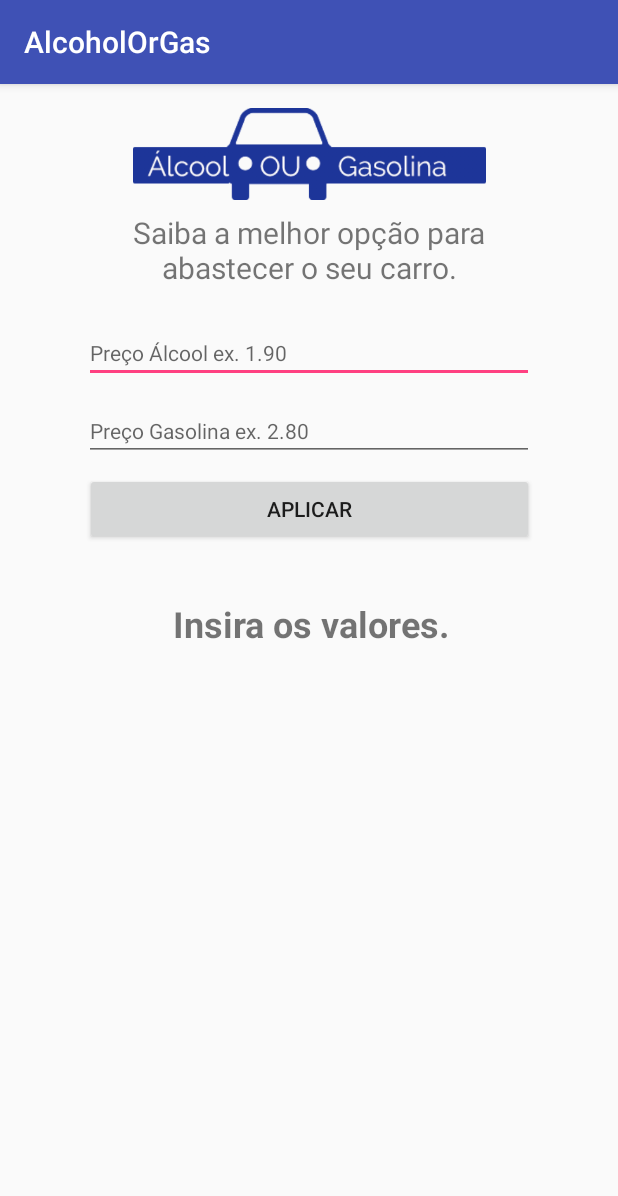
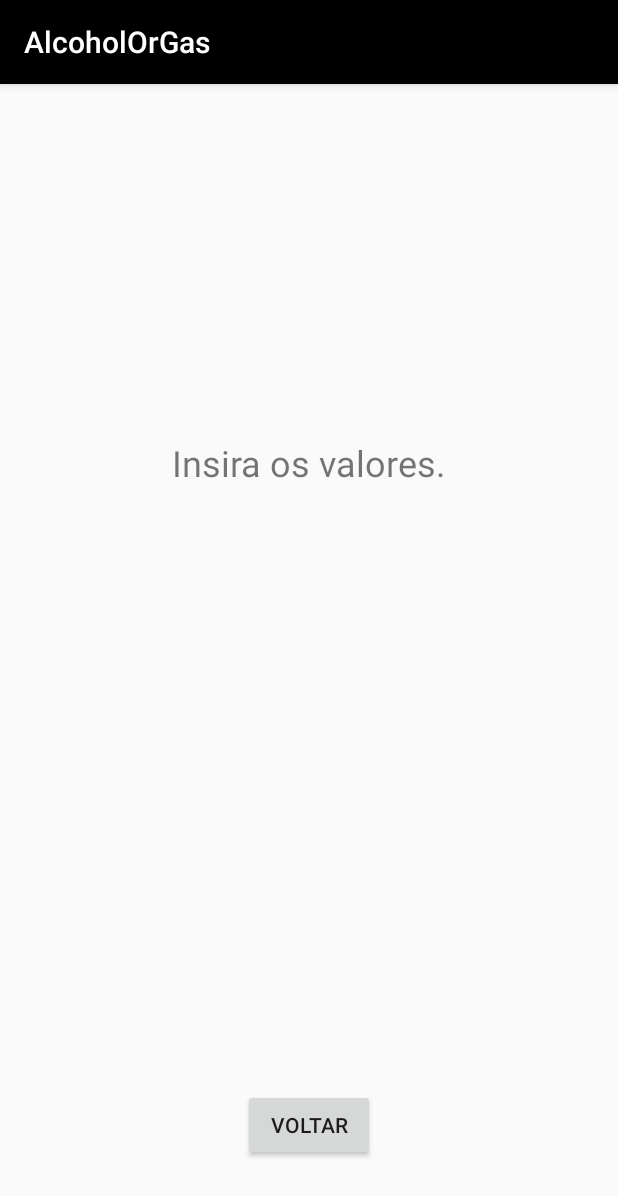
Before and after one commit to cl4pper/android-apps, an Android app: the screen it shows after launch (MainActivity before the commit, ReturnActivity after it), after a tap on "APLICAR", on a phone screen of 412 x 824 dp. Shown: the top 1196 px of the screen. Run offline under Robolectric (Android 15) with nearby library versions, the phone set to English and light mode, and no system bars.

Commit message:
Add AlcoholOrGas result Activity.

```diff
--- a/AlcoholOrGas/app/build.gradle
+++ b/AlcoholOrGas/app/build.gradle
@@ -24,7 +24,7 @@ android {
 
 dependencies {
     implementation fileTree(dir: 'libs', include: ['*.jar'])
-    implementation"org.jetbrains.kotlin:kotlin-stdlib-jre7:$kotlin_version"
+    implementation "org.jetbrains.kotlin:kotlin-stdlib-jre7:$kotlin_version"
     implementation 'com.android.support:appcompat-v7:26.1.0'
     implementation 'com.android.support.constraint:constraint-layout:1.0.2'
     testImplementation 'junit:junit:4.12'
--- a/AlcoholOrGas/app/src/main/AndroidManifest.xml
+++ b/AlcoholOrGas/app/src/main/AndroidManifest.xml
@@ -9,14 +9,16 @@
         android:roundIcon="@mipmap/ic_launcher_round"
         android:supportsRtl="true"
         android:theme="@style/AppTheme">
-        <activity android:name=".MainActivity"
-            android:screenOrientation="portrait" >
+        <activity
+            android:name=".MainActivity"
+            android:screenOrientation="portrait">
             <intent-filter>
                 <action android:name="android.intent.action.MAIN" />
 
                 <category android:name="android.intent.category.LAUNCHER" />
             </intent-filter>
         </activity>
+        <activity android:name=".ReturnActivity"></activity>
     </application>
 
 </manifest>
--- a/AlcoholOrGas/app/src/main/java/io/clapper/alcoholorgas/MainActivity.kt
+++ b/AlcoholOrGas/app/src/main/java/io/clapper/alcoholorgas/MainActivity.kt
@@ -1,5 +1,6 @@
 package io.clapper.alcoholorgas
 
+import android.content.Intent
 import android.support.v7.app.AppCompatActivity
 import android.os.Bundle
 import android.util.Log
@@ -15,32 +16,43 @@ class MainActivity : AppCompatActivity() {
     }
 
     fun buttonResult( view: View ) {
+        //
+        val returnIntent = Intent( this, ReturnActivity::class.java )
         // getter do preco do alcool da view
         // val priceAlcohol = findViewById<View>(R.id.edit_alcohol_price) as EditText OU (usando o plugin)
         val priceAlcohol = edit_alcohol_price
         val textoRecuperadoAlc = priceAlcohol.text.toString()
-
+        //
         val priceGas = edit_gas_price
         val textoRecuperadoGas = priceGas.text.toString()
+        //
+        var resultado: String? = null
 
         //Log.i( "RESULTADO", "texto recuperado do Alcool: $textoRecuperadoAlc" )
 
         val validacao = validateInput( textoRecuperadoGas, textoRecuperadoAlc )
         if ( validacao ) {
-            calcular(textoRecuperadoGas, textoRecuperadoAlc)
+            resultado = calcular(textoRecuperadoGas, textoRecuperadoAlc)
         } else {
-            text_result.setText("Insira os valores.")
+            //text_result.setText("Insira os valores.")
+            resultado = "Insira os valores."
         }
+
+        returnIntent.putExtra( ReturnActivity.TEXT_RETURN, resultado )
+
+        startActivity( returnIntent )
     }
 
-    fun calcular(priceGas: String, priceAlc: String) {
+    fun calcular(priceGas: String, priceAlc: String) : String {
         val valorGas = priceGas.toDouble()
         val valorAlc = priceAlc.toDouble()
 
         if (valorAlc / valorGas >= 0.7) {
-            text_result.setText("Comprar Álcool.")
+            //text_result.setText("Comprar Álcool.")
+            return "Comprar Álcool"
         } else {
-            text_result.setText("Comprar Gasolina.")
+            //text_result.setText("Comprar Gasolina.")
+            return "Comprar Gasolina"
         }
     }
 
--- /dev/null
+++ b/AlcoholOrGas/app/src/main/java/io/clapper/alcoholorgas/ReturnActivity.kt
@@ -0,0 +1,32 @@
+package io.clapper.alcoholorgas
+
+import android.content.Intent
+import android.support.v7.app.AppCompatActivity
+import android.os.Bundle
+import android.view.View
+import kotlinx.android.synthetic.main.activity_return.*
+
+class ReturnActivity : AppCompatActivity() {
+
+    override fun onCreate(savedInstanceState: Bundle?) {
+        super.onCreate(savedInstanceState)
+        setContentView(R.layout.activity_return)
+        //
+        showResult()
+    }
+
+    companion object {
+        const val TEXT_RETURN = "..."
+    }
+
+    fun backToMain( view: View ) {
+        //
+        val mainIntent = Intent( this, MainActivity::class.java )
+        startActivity( mainIntent )
+    }
+
+    fun showResult() {
+        var txt = intent.getStringExtra( TEXT_RETURN )
+        text_return.text = txt
+    }
+}
--- a/AlcoholOrGas/app/src/main/res/layout/activity_main.xml
+++ b/AlcoholOrGas/app/src/main/res/layout/activity_main.xml
@@ -82,7 +82,7 @@
         android:layout_marginEnd="8dp"
         android:layout_marginStart="8dp"
         android:layout_marginTop="36dp"
-        android:text="Nenhuma opção escolhida."
+        android:text="Preencha ambos os campos"
         android:textSize="24sp"
         android:textStyle="bold"
         app:layout_constraintEnd_toEndOf="parent"
--- /dev/null
+++ b/AlcoholOrGas/app/src/main/res/layout/activity_return.xml
@@ -0,0 +1,35 @@
+<?xml version="1.0" encoding="utf-8"?>
+<android.support.constraint.ConstraintLayout xmlns:android="http://schemas.android.com/apk/res/android"
+    xmlns:app="http://schemas.android.com/apk/res-auto"
+    xmlns:tools="http://schemas.android.com/tools"
+    android:layout_width="match_parent"
+    android:layout_height="match_parent"
+    tools:context="io.clapper.alcoholorgas.ReturnActivity">
+
+    <Button
+        android:id="@+id/button2"
+        android:layout_width="wrap_content"
+        android:layout_height="wrap_content"
+        android:layout_marginBottom="50dp"
+        android:layout_marginEnd="8dp"
+        android:layout_marginStart="8dp"
+        android:onClick="backToMain"
+        android:text="Voltar"
+        app:layout_constraintBottom_toBottomOf="parent"
+        app:layout_constraintEnd_toEndOf="parent"
+        app:layout_constraintStart_toStartOf="parent" />
+
+    <TextView
+        android:id="@+id/text_return"
+        android:layout_width="wrap_content"
+        android:layout_height="wrap_content"
+        android:layout_marginEnd="8dp"
+        android:layout_marginStart="8dp"
+        android:layout_marginTop="236dp"
+        android:text="Result"
+        android:textSize="24sp"
+        app:layout_constraintEnd_toEndOf="parent"
+        app:layout_constraintHorizontal_bias="0.501"
+        app:layout_constraintStart_toStartOf="parent"
+        app:layout_constraintTop_toTopOf="parent" />
+</android.support.constraint.ConstraintLayout>
--- a/AlcoholOrGas/app/src/main/res/values/colors.xml
+++ b/AlcoholOrGas/app/src/main/res/values/colors.xml
@@ -1,6 +1,6 @@
 <?xml version="1.0" encoding="utf-8"?>
 <resources>
-    <color name="colorPrimary">#3F51B5</color>
-    <color name="colorPrimaryDark">#303F9F</color>
+    <color name="colorPrimary">#000000</color>
+    <color name="colorPrimaryDark">#000000</color>
     <color name="colorAccent">#FF4081</color>
 </resources>
```
Also changed, not shown: 1 other file.
